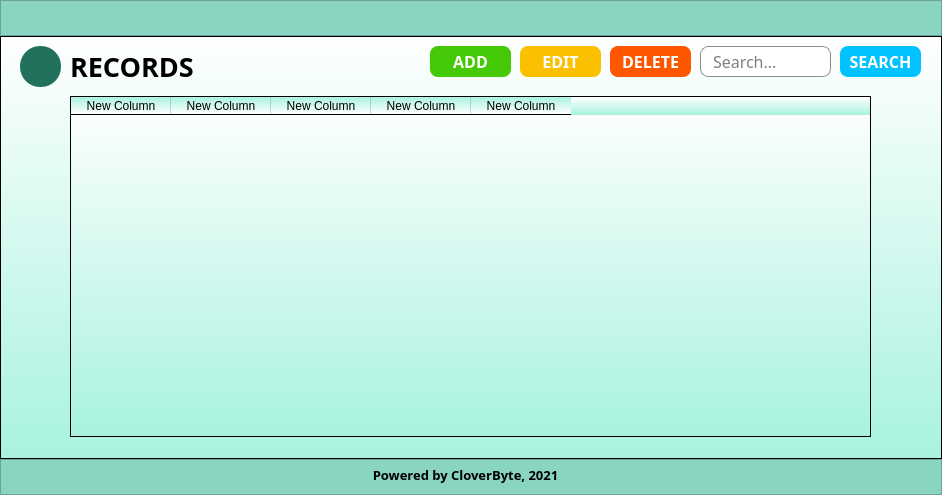
Before: the Qt Designer form records.ui in marcryangil/facemaskdetection, drawn with Qt 5.
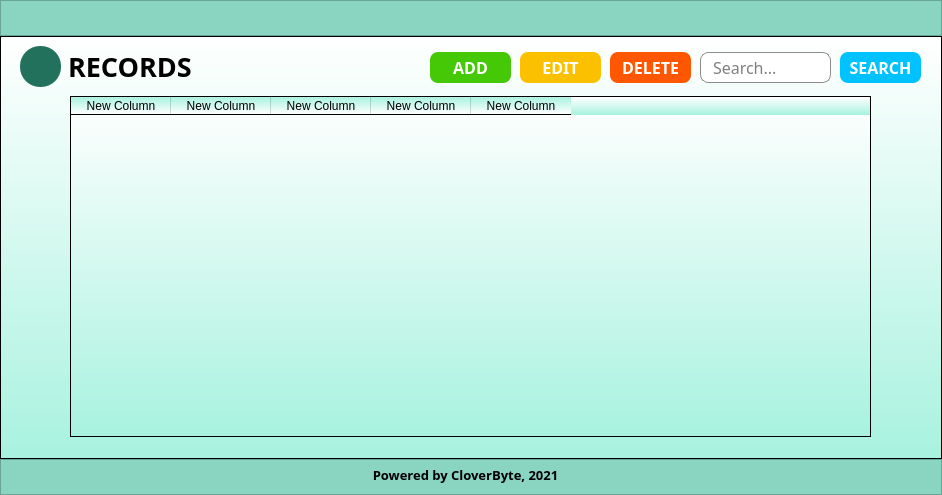
After: the same form once the commit is applied. Icons and pictures are not drawn.

```diff
--- a/records.ui
+++ b/records.ui
@@ -203,7 +203,7 @@
       <widget class="QLabel" name="label_7">
        <property name="geometry">
         <rect>
-         <x>70</x>
+         <x>68</x>
          <y>15</y>
          <width>181</width>
          <height>31</height>
@@ -211,7 +211,7 @@
        </property>
        <property name="font">
         <font>
-         <family>Work Sans</family>
+         <family>Work Sans SemiBold</family>
          <pointsize>20</pointsize>
          <weight>75</weight>
          <bold>true</bold>
@@ -228,7 +228,7 @@
        <property name="geometry">
         <rect>
          <x>430</x>
-         <y>10</y>
+         <y>16</y>
          <width>81</width>
          <height>31</height>
         </rect>
@@ -275,7 +275,7 @@
        <property name="geometry">
         <rect>
          <x>610</x>
-         <y>10</y>
+         <y>16</y>
          <width>81</width>
          <height>31</height>
         </rect>
@@ -322,7 +322,7 @@
        <property name="geometry">
         <rect>
          <x>520</x>
-         <y>10</y>
+         <y>16</y>
          <width>81</width>
          <height>31</height>
         </rect>
@@ -369,7 +369,7 @@
        <property name="geometry">
         <rect>
          <x>840</x>
-         <y>10</y>
+         <y>16</y>
          <width>81</width>
          <height>31</height>
         </rect>
@@ -416,7 +416,7 @@
        <property name="geometry">
         <rect>
          <x>700</x>
-         <y>10</y>
+         <y>16</y>
          <width>131</width>
          <height>31</height>
         </rect>
```
Left out of the diff: 109 changed lines with no effect on the pictures.
